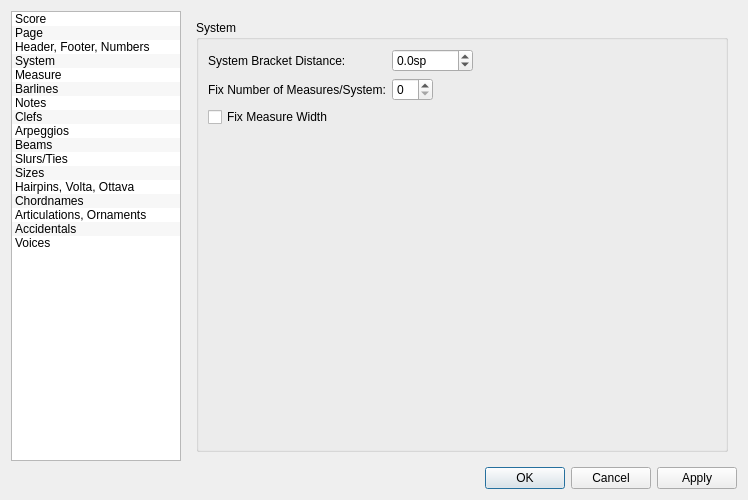
Qt form mscore/mscore/editstyle.ui (musescore/musescore-old) before a commit.
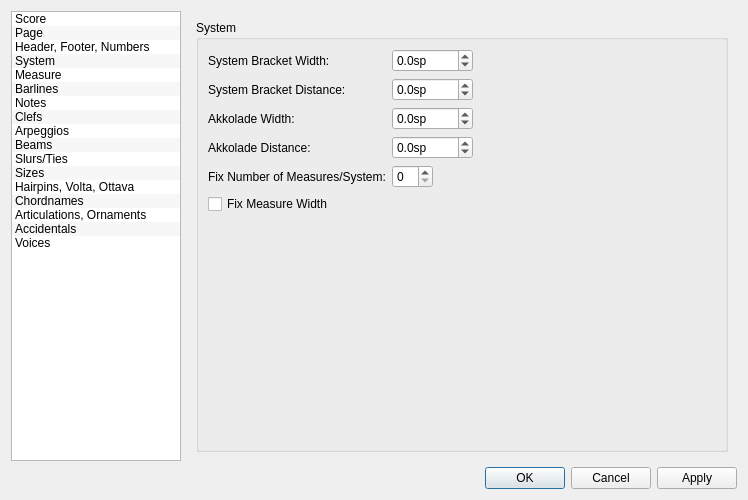
The same form after that commit. The open tabs and pages were chosen to show the change.

The edit to the form file:
```diff
--- a/mscore/mscore/editstyle.ui
+++ b/mscore/mscore/editstyle.ui
@@ -1471,14 +1471,14 @@
             <property name="fieldGrowthPolicy">
              <enum>QFormLayout::ExpandingFieldsGrow</enum>
             </property>
-            <item row="0" column="0">
+            <item row="1" column="0">
              <widget class="QLabel" name="label_52">
               <property name="text">
                <string>System Bracket Distance:</string>
               </property>
              </widget>
             </item>
-            <item row="0" column="1">
+            <item row="1" column="1">
              <widget class="QDoubleSpinBox" name="bracketDistance">
               <property name="sizePolicy">
                <sizepolicy hsizetype="Preferred" vsizetype="Fixed">
@@ -1503,22 +1503,91 @@
               </property>
              </widget>
             </item>
-            <item row="1" column="0">
+            <item row="3" column="0">
+             <widget class="QLabel" name="label_90">
+              <property name="text">
+               <string>Akkolade Distance:</string>
+              </property>
+             </widget>
+            </item>
+            <item row="4" column="0">
              <widget class="QLabel" name="label_29">
               <property name="text">
                <string>Fix Number of Measures/System:</string>
               </property>
              </widget>
             </item>
-            <item row="2" column="0">
+            <item row="4" column="1">
+             <widget class="QSpinBox" name="fixNumberMeasures"/>
+            </item>
+            <item row="5" column="0">
              <widget class="QCheckBox" name="fixMeasureWidth">
               <property name="text">
                <string>Fix Measure Width</string>
               </property>
              </widget>
             </item>
-            <item row="1" column="1">
-             <widget class="QSpinBox" name="fixNumberMeasures"/>
+            <item row="3" column="1">
+             <widget class="QDoubleSpinBox" name="akkoladeBarDistance">
+              <property name="suffix">
+               <string extracomment="spatium unit">sp</string>
+              </property>
+              <property name="decimals">
+               <number>1</number>
+              </property>
+              <property name="minimum">
+               <double>-1000.000000000000000</double>
+              </property>
+              <property name="maximum">
+               <double>1000.000000000000000</double>
+              </property>
+             </widget>
+            </item>
+            <item row="0" column="0">
+             <widget class="QLabel" name="label_91">
+              <property name="text">
+               <string>System Bracket Width:</string>
+              </property>
+             </widget>
+            </item>
+            <item row="2" column="0">
+             <widget class="QLabel" name="label_92">
+              <property name="text">
+               <string>Akkolade Width:</string>
+              </property>
+             </widget>
+            </item>
+            <item row="2" column="1">
+             <widget class="QDoubleSpinBox" name="akkoladeWidth">
+              <property name="suffix">
+               <string extracomment="spatium unit">sp</string>
+              </property>
+              <property name="decimals">
+               <number>1</number>
+              </property>
+              <property name="minimum">
+               <double>-1000.000000000000000</double>
+              </property>
+              <property name="maximum">
+               <double>1000.000000000000000</double>
+              </property>
+             </widget>
+            </item>
+            <item row="0" column="1">
+             <widget class="QDoubleSpinBox" name="bracketWidth">
+              <property name="suffix">
+               <string extracomment="spatium unit">sp</string>
+              </property>
+              <property name="decimals">
+               <number>1</number>
+              </property>
+              <property name="minimum">
+               <double>-1000.000000000000000</double>
+              </property>
+              <property name="maximum">
+               <double>1000.000000000000000</double>
+              </property>
+             </widget>
             </item>
            </layout>
           </item>
```
Left out of the diff: 2 changed lines with no effect on the pictures.
